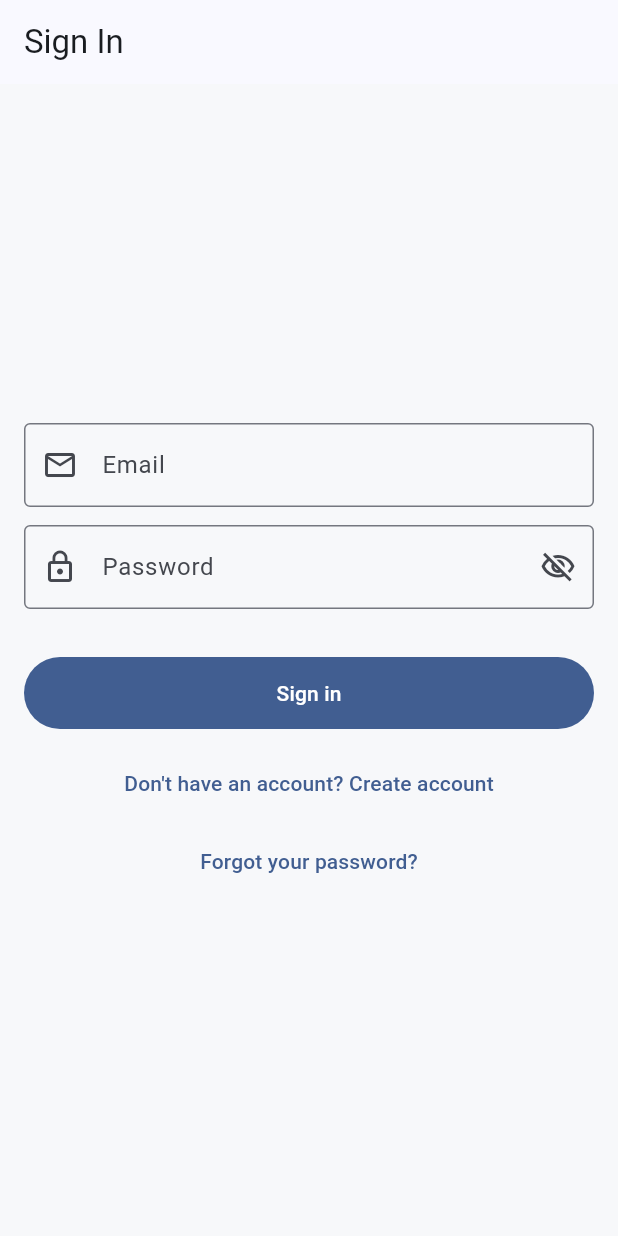
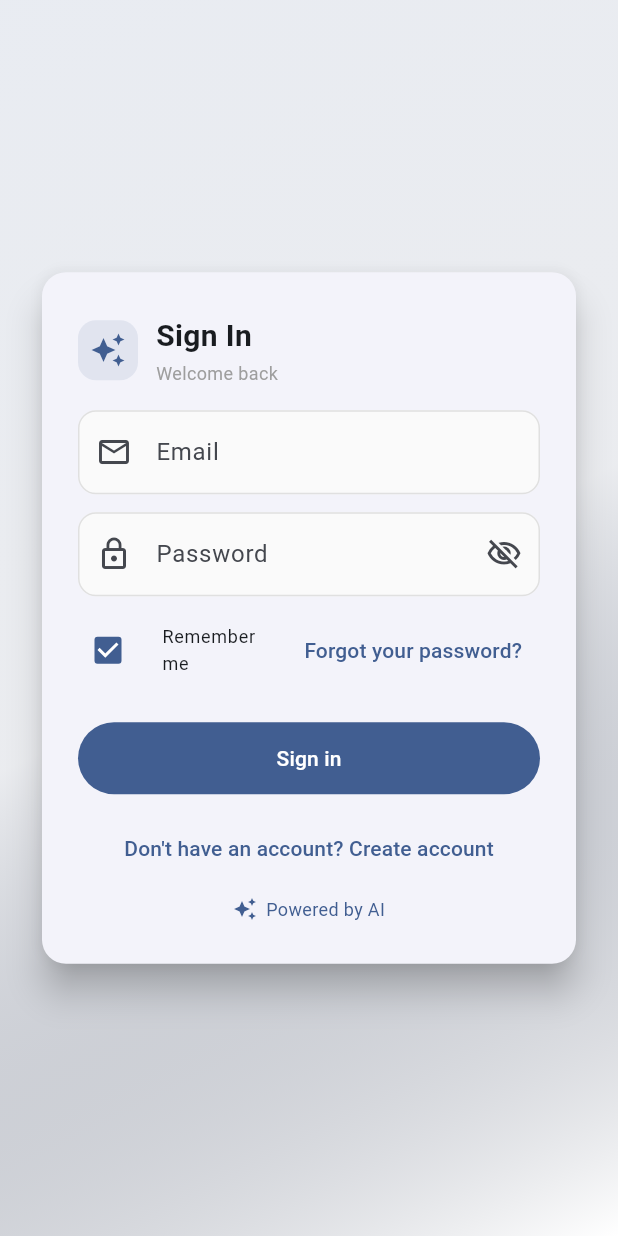
Before and after one commit to francisco3788/bolsa-_trabajo-flutter_proyect_final, a Flutter app: the screen it shows after launch, on a phone screen of 412 x 824 dp. Run offline on Flutter 3.47's test engine with Material 3 defaults, Android fonts, the light colour scheme and no system bars; our stand-ins replace dartz, equatable, file_picker, flutter_dotenv, get, image_picker and 1 more; accounts and stored records are empty.

Commit message:
diseño de inio de session

```diff
--- a/lib/features/auth/presentation/pages/login_page.dart
+++ b/lib/features/auth/presentation/pages/login_page.dart
@@ -43,16 +43,14 @@ class _LoginPageState extends State<LoginPage> {
     controller.resendVerificationEmail(email: emailController.text);
   }
 
-  @override
-  Widget build(BuildContext context) {
-    return Scaffold(
-      appBar: AppBar(title: const Text(AuthTexts.signInTitle)),
-      body: SafeArea(
-        child: Center(
-          child: SingleChildScrollView(
-            padding: const EdgeInsets.all(16),
-            child: ConstrainedBox(
-              constraints: const BoxConstraints(maxWidth: 420),
+  Widget _buildFormCard(ColorScheme colorScheme) {
+    return ConstrainedBox(
+      constraints: const BoxConstraints(maxWidth: 520),
+      child: Card(
+        elevation: 10,
+        shape: RoundedRectangleBorder(borderRadius: BorderRadius.circular(16)),
+        child: Padding(
+          padding: const EdgeInsets.symmetric(horizontal: 24, vertical: 28),
           child: Obx(() {
             final autovalidateMode = controller.showValidation.value
                 ? AutovalidateMode.always
@@ -64,8 +62,7 @@ class _LoginPageState extends State<LoginPage> {
             final resendCooldown = controller.resendCooldownSeconds.value;
             final inCooldown = cooldown > 0;
             final isPasswordObscured = controller.isPasswordObscured.value;
-                final requiresVerification =
-                    controller.requiresEmailVerification.value;
+            final requiresVerification = controller.requiresEmailVerification.value;
             final resendLoading = controller.resendLoading.value;
             final canResend = controller.canResendVerification;
 
@@ -75,11 +72,45 @@ class _LoginPageState extends State<LoginPage> {
               child: Column(
                 crossAxisAlignment: CrossAxisAlignment.stretch,
                 children: [
+                  Row(
+                    children: [
+                      Container(
+                        height: 40,
+                        width: 40,
+                        decoration: BoxDecoration(
+                          color: colorScheme.primary.withOpacity(0.10),
+                          borderRadius: BorderRadius.circular(12),
+                        ),
+                        child: Icon(Icons.auto_awesome, color: colorScheme.primary),
+                      ),
+                      const SizedBox(width: 12),
+                      Column(
+                        crossAxisAlignment: CrossAxisAlignment.start,
+                        children: const [
+                          Text(AuthTexts.signInTitle, style: TextStyle(fontSize: 20, fontWeight: FontWeight.w700)),
+                          SizedBox(height: 2),
+                          Text('Welcome back', style: TextStyle(fontSize: 12, color: Colors.grey)),
+                        ],
+                      ),
+                    ],
+                  ),
+                  const SizedBox(height: 16),
                   TextFormField(
                     controller: emailController,
-                        decoration: const InputDecoration(
+                    decoration: InputDecoration(
                       labelText: AuthTexts.emailLabel,
-                          prefixIcon: Icon(Icons.email_outlined),
+                      prefixIcon: const Icon(Icons.email_outlined),
+                      filled: true,
+                      fillColor: Colors.grey.shade50,
+                      border: OutlineInputBorder(borderRadius: BorderRadius.circular(12)),
+                      enabledBorder: OutlineInputBorder(
+                        borderRadius: BorderRadius.circular(12),
+                        borderSide: BorderSide(color: Colors.grey.shade300),
+                      ),
+                      focusedBorder: OutlineInputBorder(
+                        borderRadius: BorderRadius.circular(12),
+                        borderSide: BorderSide(color: colorScheme.primary),
+                      ),
                     ),
                     keyboardType: TextInputType.emailAddress,
                     validator: controller.validateEmail,
@@ -95,11 +126,18 @@ class _LoginPageState extends State<LoginPage> {
                       prefixIcon: const Icon(Icons.lock_outline),
                       suffixIcon: IconButton(
                         onPressed: controller.togglePasswordVisibility,
-                            icon: Icon(
-                              isPasswordObscured
-                                  ? Icons.visibility_off_outlined
-                                  : Icons.visibility_outlined,
+                        icon: Icon(isPasswordObscured ? Icons.visibility_off_outlined : Icons.visibility_outlined),
                       ),
+                      filled: true,
+                      fillColor: Colors.grey.shade50,
+                      border: OutlineInputBorder(borderRadius: BorderRadius.circular(12)),
+                      enabledBorder: OutlineInputBorder(
+                        borderRadius: BorderRadius.circular(12),
+                        borderSide: BorderSide(color: Colors.grey.shade300),
+                      ),
+                      focusedBorder: OutlineInputBorder(
+                        borderRadius: BorderRadius.circular(12),
+                        borderSide: BorderSide(color: colorScheme.primary),
                       ),
                     ),
                     obscureText: isPasswordObscured,
@@ -109,46 +147,46 @@ class _LoginPageState extends State<LoginPage> {
                     textInputAction: TextInputAction.done,
                     onFieldSubmitted: (_) => _submit(),
                   ),
-                      const SizedBox(height: 16),
-                      if (error != null)
-                        Text(error, style: const TextStyle(color: Colors.red)),
-                      if (info != null) ...[
-                        const SizedBox(height: 8),
-                        Text(info, style: const TextStyle(color: Colors.green)),
-                      ],
-                      if (requiresVerification) ...[
-                        const SizedBox(height: 12),
-                        OutlinedButton.icon(
-                          onPressed: canResend ? _resendVerification : null,
-                          icon: resendLoading
-                              ? const SizedBox(
-                                  height: 16,
-                                  width: 16,
-                                  child: CircularProgressIndicator(
-                                    strokeWidth: 2,
-                                  ),
-                                )
-                              : const Icon(Icons.mark_email_unread_outlined),
-                          label: Text(
-                            canResend
-                                ? AuthTexts.resendVerification
-                                : resendCooldown > 0
-                                    ? '${AuthTexts.waitToResendPrefix}$resendCooldown${AuthTexts.secondsSuffix}${AuthTexts.toResendSuffix}'
-                                    : AuthTexts.resendVerification,
+                  const SizedBox(height: 10),
+                  Row(
+                    children: [
+                      Expanded(
+                        child: CheckboxListTile(
+                          value: true,
+                          onChanged: (_) {},
+                          dense: true,
+                          controlAffinity: ListTileControlAffinity.leading,
+                          contentPadding: EdgeInsets.zero,
+                          title: const Text('Remember me', style: TextStyle(fontSize: 12)),
                         ),
                       ),
-                      ],
-                      if (inCooldown) ...[
-                        const SizedBox(height: 8),
-                        Text(
-                          '${AuthTexts.waitBeforeTryingPrefix}$cooldown${AuthTexts.secondsSuffix}${AuthTexts.beforeTryingSuffix}',
-                          style: Theme.of(
-                            context,
-                          ).textTheme.bodySmall?.copyWith(color: Colors.orange),
+                      TextButton(
+                        onPressed: isLoading ? null : () => Get.toNamed(AppRoutes.forgot),
+                        child: const Text(AuthTexts.forgotPasswordLink),
                       ),
                     ],
-                      const SizedBox(height: 16),
-                      PrimaryButton(
+                  ),
+                  const SizedBox(height: 8),
+                  AnimatedSwitcher(
+                    duration: const Duration(milliseconds: 250),
+                    child: error != null
+                        ? Text(error, key: const ValueKey('err'), style: const TextStyle(color: Colors.red))
+                        : const SizedBox.shrink(),
+                  ),
+                  AnimatedSwitcher(
+                    duration: const Duration(milliseconds: 250),
+                    child: info != null
+                        ? Padding(
+                            padding: const EdgeInsets.only(top: 8),
+                            child: Text(info!, key: const ValueKey('info'), style: const TextStyle(color: Colors.green)),
+                          )
+                        : const SizedBox.shrink(),
+                  ),
+                  const SizedBox(height: 14),
+                  AnimatedScale(
+                    scale: isLoading ? 0.98 : 1.0,
+                    duration: const Duration(milliseconds: 180),
+                    child: PrimaryButton(
                       text: inCooldown
                           ? '${AuthTexts.signInWaitPrefix}$cooldown${AuthTexts.secondsSuffix})'
                           : AuthTexts.signInAction,
@@ -156,17 +194,23 @@ class _LoginPageState extends State<LoginPage> {
                       enabled: !inCooldown,
                       onPressed: _submit,
                     ),
+                  ),
                   const SizedBox(height: 12),
                   TextButton(
                     onPressed: () => Get.toNamed(AppRoutes.register),
                     child: const Text("${AuthTexts.dontHaveAccount} ${AuthTexts.createAccountLink}"),
                   ),
-                      const SizedBox(height: 4),
-                      TextButton(
-                        onPressed: isLoading
-                            ? null
-                            : () => Get.toNamed(AppRoutes.forgot),
-                        child: const Text(AuthTexts.forgotPasswordLink),
+                  const SizedBox(height: 8),
+                  Align(
+                    alignment: Alignment.center,
+                    child: Row(
+                      mainAxisSize: MainAxisSize.min,
+                      children: [
+                        Icon(Icons.auto_awesome, size: 16, color: colorScheme.primary),
+                        const SizedBox(width: 6),
+                        Text('Powered by AI', style: TextStyle(fontSize: 12, color: colorScheme.primary)),
+                      ],
+                    ),
                   ),
                 ],
               ),
@@ -174,6 +218,87 @@ class _LoginPageState extends State<LoginPage> {
           }),
         ),
       ),
+    );
+  }
+
+  Widget _buildHero(ColorScheme colorScheme) {
+    return SizedBox(
+      height: 520,
+      child: Stack(
+        alignment: Alignment.center,
+        children: [
+          Positioned(
+            left: 40,
+            top: 60,
+            child: Container(
+              width: 220,
+              height: 220,
+              decoration: BoxDecoration(shape: BoxShape.circle, color: colorScheme.primary.withOpacity(0.12)),
+            ),
+          ),
+          Positioned(
+            right: 60,
+            bottom: 40,
+            child: Container(
+              width: 160,
+              height: 160,
+              decoration: BoxDecoration(shape: BoxShape.circle, color: colorScheme.secondary.withOpacity(0.12)),
+            ),
+          ),
+          Column(
+            mainAxisAlignment: MainAxisAlignment.center,
+            children: [
+              Container(
+                height: 72,
+                width: 72,
+                decoration: BoxDecoration(color: colorScheme.primary.withOpacity(0.12), borderRadius: BorderRadius.circular(20)),
+                child: Icon(Icons.psychology, color: colorScheme.primary, size: 34),
+              ),
+              const SizedBox(height: 16),
+              const Text(AuthTexts.signInTitle, style: TextStyle(fontSize: 28, fontWeight: FontWeight.w800)),
+              const SizedBox(height: 6),
+              Text('Smarter hiring starts here', style: TextStyle(fontSize: 13, color: Colors.grey.shade700)),
+            ],
+          ),
+        ],
+      ),
+    );
+  }
+
+  @override
+  Widget build(BuildContext context) {
+    final colorScheme = Theme.of(context).colorScheme;
+    final isWide = MediaQuery.of(context).size.width >= 900;
+    return Scaffold(
+      appBar: null,
+      body: Container(
+        decoration: BoxDecoration(
+          gradient: LinearGradient(
+            begin: Alignment.topLeft,
+            end: Alignment.bottomRight,
+            colors: [
+              colorScheme.primary.withOpacity(0.08),
+              colorScheme.secondary.withOpacity(0.08),
+              Colors.white,
+            ],
+          ),
+        ),
+        child: SafeArea(
+          child: Center(
+            child: SingleChildScrollView(
+              padding: const EdgeInsets.all(24),
+              child: isWide
+                  ? Row(
+                      mainAxisAlignment: MainAxisAlignment.center,
+                      children: [
+                        Expanded(child: _buildHero(colorScheme)),
+                        const SizedBox(width: 24),
+                        _buildFormCard(colorScheme),
+                      ],
+                    )
+                  : _buildFormCard(colorScheme),
+            ),
+          ),
         ),
       ),
     );
```
Lines whose indentation alone changed are shown as unchanged.
